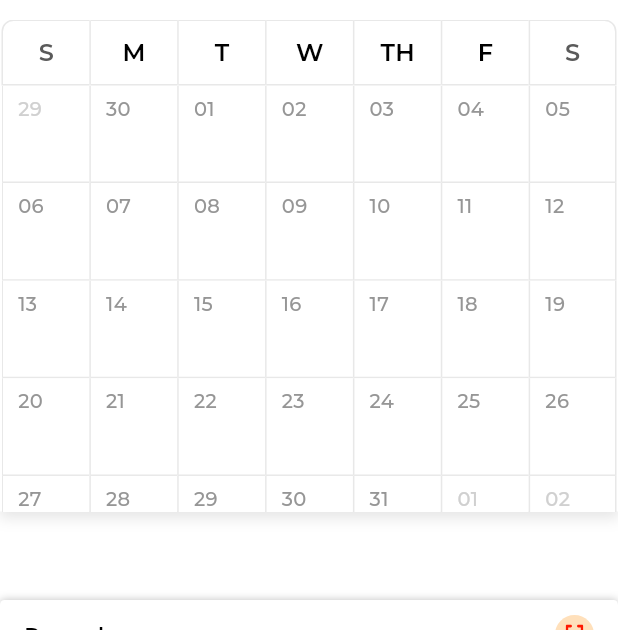
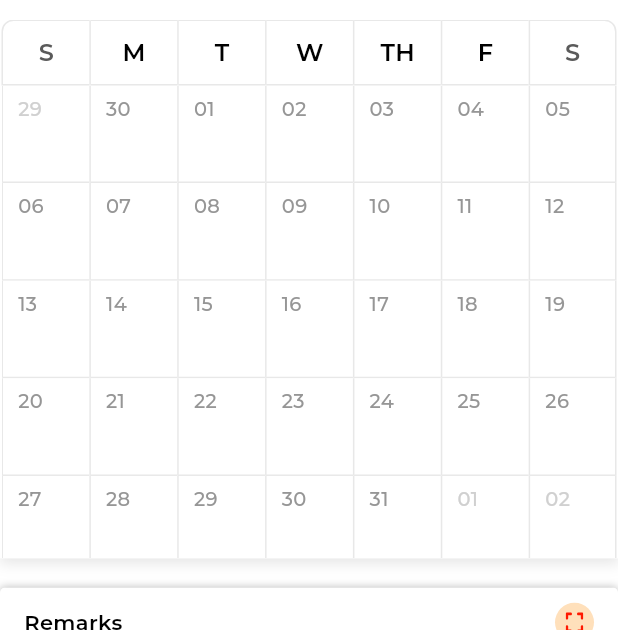
Before and after one commit to swatixenelsoft/harris_j_system, a Flutter app: the HumanResourcesScreen screen opened by its route, on a phone screen of 412 x 824 dp, the part 606-1236 px from its top. Run offline on Flutter 3.47's test engine with Material 3 defaults, Android fonts, the phone set to English and light mode, and no system bars; drawn by our look-alikes of syncfusion_flutter_datagrid; our stand-ins replace badges, country_picker, delightful_toast, dio, dotted_border, file_picker and 15 more; accounts and stored records are empty; network calls fail; project files that could hold a hidden picture were left out.

Commit message:
calander height

```diff
--- a/lib/screens/operator/operator_human_resources_screen.dart
+++ b/lib/screens/operator/operator_human_resources_screen.dart
@@ -195,6 +195,13 @@ class _HumanResourcesScreenState extends ConsumerState<HumanResourcesScreen> {
 
   @override
   Widget build(BuildContext context) {
+    final screenHeight = MediaQuery.of(context).size.height;
+
+// Use a percentage of screen height, e.g., 20%
+    final headerBaseHeight = screenHeight * 0.11;
+
+// Add calendarHeight
+    final headerHeight = headerBaseHeight + calendarHeight;
     final operatorState = ref.watch(operatorProvider);
     final List<dynamic> fullConsultantData =
         operatorState.hrConsultantList ?? [];
@@ -229,7 +236,7 @@ class _HumanResourcesScreenState extends ConsumerState<HumanResourcesScreen> {
                       pinned: true,
                       floating: true,
                       delegate: FixedHeaderDelegate(
-                        height: 130 + calendarHeight,
+                        height: headerHeight,
                         customData: customData,
                         child: Column(
                           mainAxisSize: MainAxisSize.min,
--- a/lib/widgets/calender_view.dart
+++ b/lib/widgets/calender_view.dart
@@ -248,33 +248,39 @@ class _CalendarScreenState extends ConsumerState<CalendarScreen> {
     List<DateTime> monthDays = CommonFunction().getDaysInMonth(_currentMonth);
     int weeksInMonth = (monthDays.length / 7).ceil();
 
+    final screenHeight = MediaQuery.of(context).size.height;
+
     // ✅ Base height for regular rows
-    calculatedHeight = weeksInMonth == 6 ? 370.0 : 313.0;
+    calculatedHeight = weeksInMonth == 6 ? screenHeight*0.37 : screenHeight*0.313;
 
     // ✅ Adjust for claim screen's extra row
     if (widget.isFromClaimScreen && !widget.isFromHrScreen) {
       if (weeksInMonth == 6) {
-        calculatedHeight += 85.0; // Add height for extra row (7 items)
+        calculatedHeight +=screenHeight*0.234; // Add height for extra row (7 items)
       } else if (weeksInMonth == 5) {
-        calculatedHeight += 80.0; // Slightly less if only 5 weeks
+        calculatedHeight += screenHeight*0.215; // Slightly less if only 5 weeks
       }
-    } else if (widget.isFromClaimScreen && widget.isFromHrScreen) {
+    }
+
+    else if (widget.isFromClaimScreen && widget.isFromHrScreen) {
       if (weeksInMonth == 6) {
-        calculatedHeight += 0; // Add height for extra row (7 items)
+        calculatedHeight += screenHeight*0.197; // Add height for extra row (7 items)
       } else if (weeksInMonth == 5) {
-        calculatedHeight += 0; // Slightly less if only 5 weeks
+        calculatedHeight += screenHeight*0.177; // Slightly less if only 5 weeks
       }
-    } else if (!widget.isFromClaimScreen && widget.isFromHrScreen) {
+    }
+    else if (!widget.isFromClaimScreen && widget.isFromHrScreen) {
       if (weeksInMonth == 6) {
-        calculatedHeight += 15; // Add height for extra row (7 items)
+        calculatedHeight += screenHeight*0.141; // Add height for extra row (7 items)
       } else if (weeksInMonth == 5) {
-        calculatedHeight += 15; // Slightly less if only 5 weeks
+        calculatedHeight += screenHeight*0.123; // Slightly less if only 5 weeks
       }
-    } else if (!widget.isFromClaimScreen && !widget.isFromHrScreen) {
+    }
+    else if (!widget.isFromClaimScreen && !widget.isFromHrScreen) {
       if (weeksInMonth == 6) {
-        calculatedHeight += 15; // Add height for extra row (7 items)
+        calculatedHeight += screenHeight*0.14; // Add height for extra row (7 items)
       } else if (weeksInMonth == 5) {
-        calculatedHeight += 15; // Slightly less if only 5 weeks
+        calculatedHeight += screenHeight*0.123; // Slightly less if only 5 weeks
       }
     }
 
```
Also changed, not shown: lib/screens/consultant/consultant_claim_screen.dart (+9 -1 lines), lib/screens/consultant/consultant_timesheet_screen.dart (+8 -1 lines), lib/screens/finance/finance_claims_screen.dart (+8 -1 lines), lib/screens/operator/operator_claims_screen.dart (+8 -1 lines).
